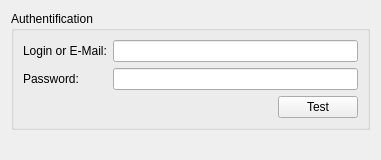
The window that src/youtube/youtubesetting.ui (networkoptix/nx_open) describes before a commit, drawn with Qt 5.
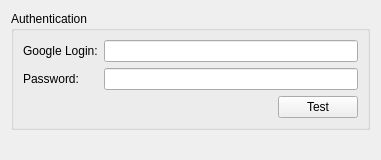
The same window after the commit.

Diff of the .ui file:
```diff
--- a/src/youtube/youtubesetting.ui
+++ b/src/youtube/youtubesetting.ui
@@ -17,7 +17,7 @@
    <item>
     <widget class="QGroupBox" name="authGroupBox">
      <property name="title">
-      <string>Authentification</string>
+      <string>Authentication</string>
      </property>
      <layout class="QVBoxLayout" name="verticalLayout_2">
       <item>
@@ -35,7 +35,7 @@
         <item row="1" column="0">
          <widget class="QLabel" name="loginLabel">
           <property name="text">
-           <string>Login or E-Mail:</string>
+           <string>Google Login:</string>
           </property>
           <property name="buddy">
            <cstring>loginLineEdit</cstring>
```
